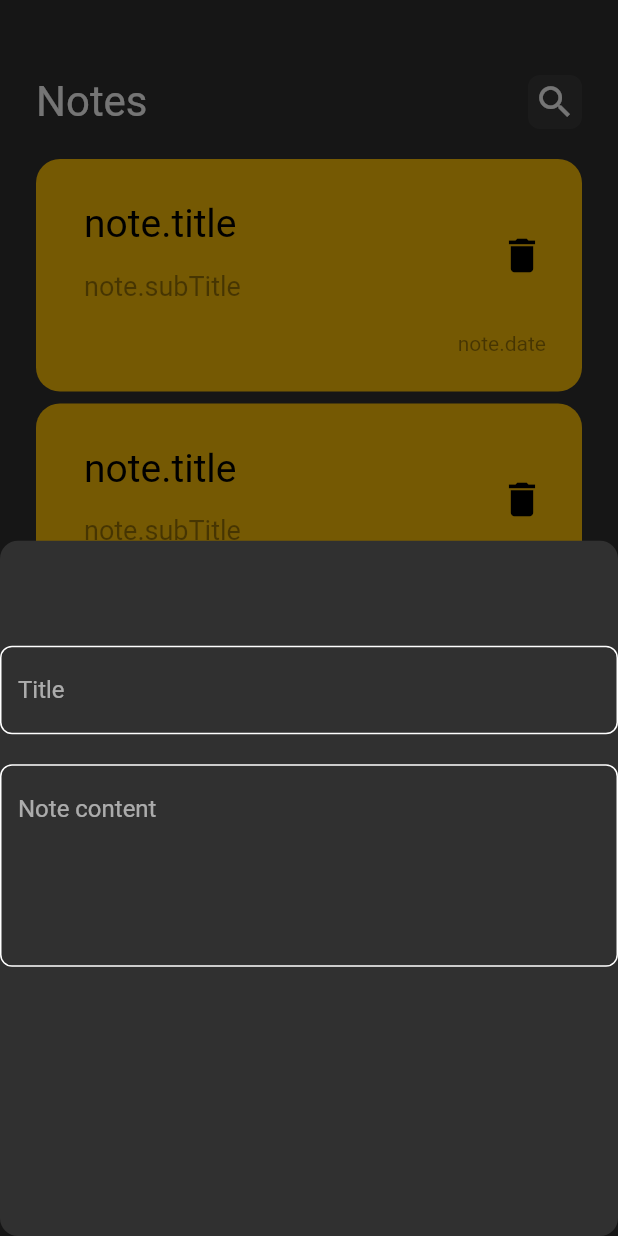
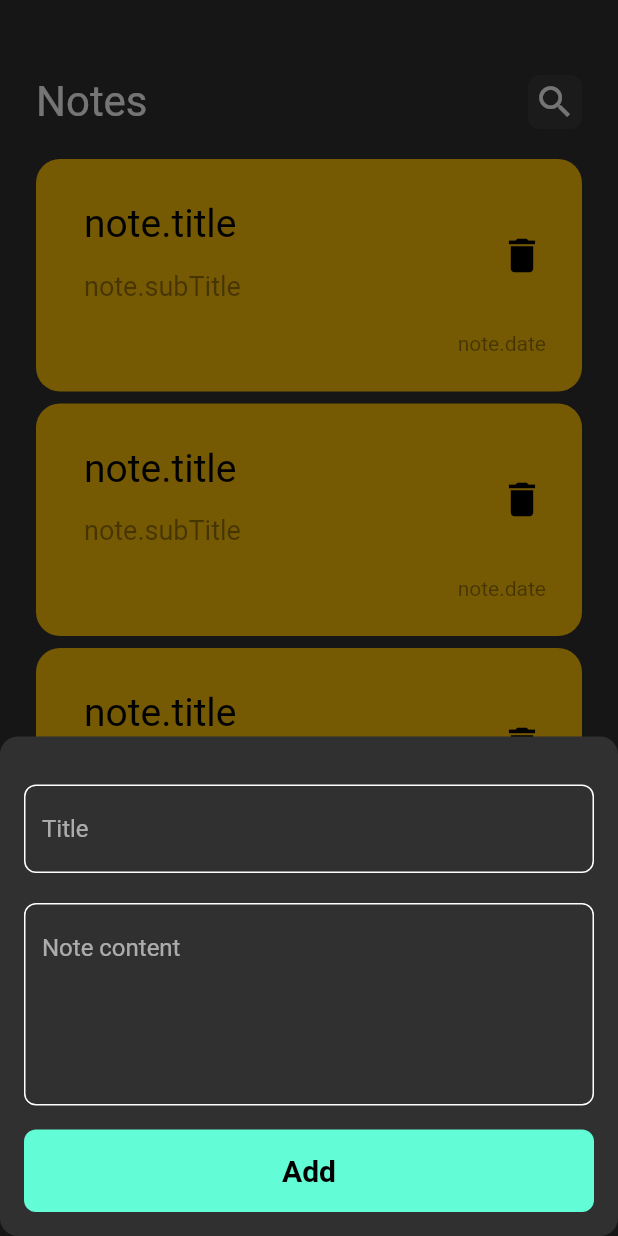
Before and after one commit to Rana-Mohsen/notes_app, a Flutter app: the screen it shows after launch, after a tap on the "add" icon, on a phone screen of 412 x 824 dp. Run offline on Flutter 3.47's test engine with Material 2 defaults, Android fonts, the phone set to English and light mode, and no system bars.

```diff
--- a/lib/views/widgets/add_note_bottom_sheet.dart
+++ b/lib/views/widgets/add_note_bottom_sheet.dart
@@ -1,4 +1,5 @@
 import 'package:flutter/material.dart';
+import 'package:notes_app/views/widgets/custom_button.dart';
 import 'package:notes_app/views/widgets/custom_text_field.dart';
 
 class AddNoteBottomSheet extends StatelessWidget {
@@ -6,10 +7,13 @@ class AddNoteBottomSheet extends StatelessWidget {
 
   @override
   Widget build(BuildContext context) {
-    return Container(
+    return Padding(
+      padding: const EdgeInsets.symmetric(horizontal: 16),
+      child: Container(
+        child: SingleChildScrollView(
           child: Column(children: [
             SizedBox(
-          height: 70,
+              height: 32,
             ),
             CustomTextField(
               hintText: 'Title',
@@ -20,8 +24,13 @@ class AddNoteBottomSheet extends StatelessWidget {
             CustomTextField(
               hintText: 'Note content',
               maxLines: 5,
-        )
+            ),
+            SizedBox(height: 16,),
+            CustomButton(),
+                        SizedBox(height: 16,),
           ]),
+        ),
+      ),
     );
   }
 }
--- a/lib/views/widgets/note_item.dart
+++ b/lib/views/widgets/note_item.dart
@@ -1,11 +1,18 @@
 import 'package:flutter/material.dart';
+import 'package:notes_app/views/edit_note_view.dart';
 
 class NoteItem extends StatelessWidget {
   const NoteItem({Key? key}) : super(key: key);
 
   @override
   Widget build(BuildContext context) {
-    return Container(
+    return GestureDetector(
+      onTap: () {
+        Navigator.push(context, MaterialPageRoute(builder: (context) {
+          return const EditNoteView();
+        }));
+      },
+      child: Container(
         decoration: BoxDecoration(
           color: Colors.amber,
           borderRadius: BorderRadius.circular(16),
@@ -33,8 +40,7 @@ class NoteItem extends StatelessWidget {
                 ),
               ),
               trailing: IconButton(
-              onPressed: () {
-              },
+                onPressed: () {},
                 icon: const Icon(
                   Icons.delete,
                   color: Colors.black,
@@ -53,6 +59,7 @@ class NoteItem extends StatelessWidget {
             )
           ],
         ),
+      ),
     );
   }
 }
```
Also changed, not shown: lib/views/edit_note_view.dart (+9 -1 lines). Lines whose indentation alone changed are shown as unchanged.
